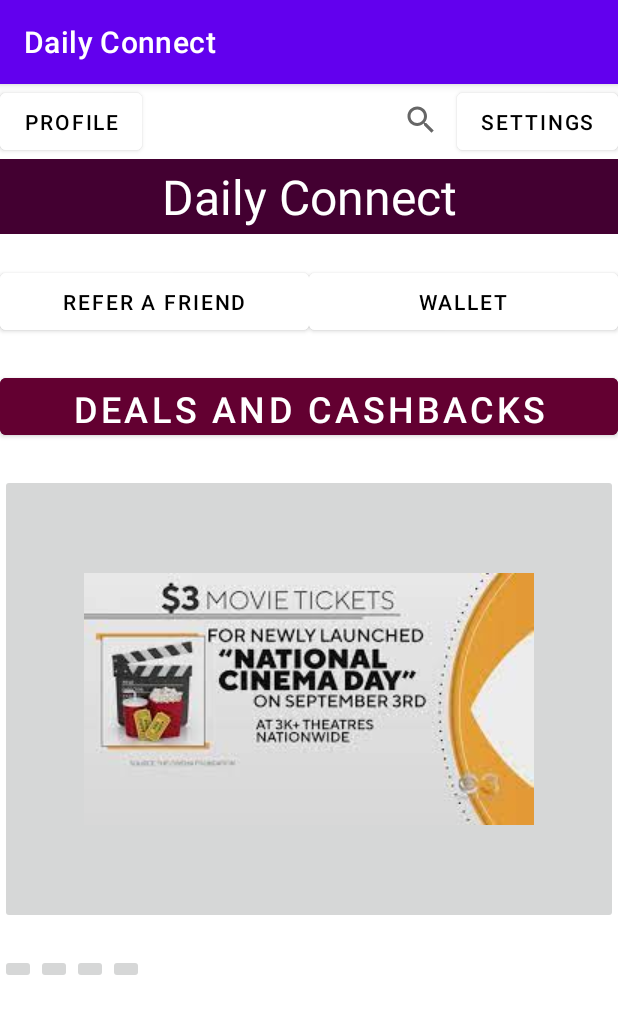
After one commit to pranavganeshvt/DailyConnect, an Android app: the HomePageActivity screen opened directly, with no data from a screen before it, on a phone screen of 412 x 824 dp. The commit adds this screen. Shown: the top 1014 px of the screen. Run offline under Robolectric (Android 15) with nearby library versions, the phone set to English and light mode, and no system bars.

Commit message:
Added the Home Page Activity

```diff
--- a/app/src/main/AndroidManifest.xml
+++ b/app/src/main/AndroidManifest.xml
@@ -11,6 +11,9 @@
         android:supportsRtl="true"
         android:theme="@style/Theme.DailyConnect"
         tools:targetApi="31">
+        <activity
+            android:name=".HomePageActivity"
+            android:exported="false" />
         <activity
             android:name=".SeatsPageActivity"
             android:exported="false" />
--- /dev/null
+++ b/app/src/main/java/com/example/dailyconnect/HomePageActivity.kt
@@ -0,0 +1,11 @@
+package com.example.dailyconnect
+
+import androidx.appcompat.app.AppCompatActivity
+import android.os.Bundle
+
+class HomePageActivity : AppCompatActivity() {
+    override fun onCreate(savedInstanceState: Bundle?) {
+        super.onCreate(savedInstanceState)
+        setContentView(R.layout.activity_home_page)
+    }
+}
--- /dev/null
+++ b/app/src/main/res/layout/activity_home_page.xml
@@ -0,0 +1,135 @@
+<?xml version="1.0" encoding="utf-8"?>
+<LinearLayout xmlns:android="http://schemas.android.com/apk/res/android"
+    xmlns:app="http://schemas.android.com/apk/res-auto"
+    xmlns:tools="http://schemas.android.com/tools"
+    android:layout_width="match_parent"
+    android:layout_height="match_parent"
+    android:orientation="vertical"
+    tools:context=".HomePageActivity">
+
+    <LinearLayout
+        android:layout_width="match_parent"
+        android:layout_height="wrap_content"
+        android:orientation="horizontal">
+
+        <Button
+            android:id="@+id/profile"
+            android:layout_width="wrap_content"
+            android:layout_height="50dp"
+            android:backgroundTint="@color/white"
+            android:text="@string/profile"
+            android:textColor="@android:color/black" />
+        <Space
+            android:layout_width="wrap_content"
+            android:layout_height="wrap_content"
+            android:layout_weight="1"/>
+
+        <SearchView
+            android:layout_width="wrap_content"
+            android:layout_height="wrap_content"/>
+
+        <Button
+            android:layout_width="wrap_content"
+            android:layout_height="50dp"
+            android:text="@string/settings"
+            android:backgroundTint="@color/white"
+            android:textColor="@android:color/black"
+            android:id="@+id/settings">
+        </Button>
+    </LinearLayout>
+
+    <TextView
+        android:id="@+id/textView"
+        android:layout_width="match_parent"
+        android:layout_height="50dp"
+        android:textAlignment="center"
+        android:background="#430031"
+        android:textColor="#FFF"
+        android:gravity="center"
+        android:textSize="32sp"
+        android:text="@string/daily_connect" />
+
+    <Space
+        android:layout_width="wrap_content"
+        android:layout_height="20dp" />
+
+    <LinearLayout
+        android:layout_width="match_parent"
+        android:layout_height="wrap_content"
+        android:orientation="horizontal">
+
+        <Button
+            android:id="@+id/login"
+            android:layout_width="206dp"
+            android:layout_height="50dp"
+            android:backgroundTint="@color/white"
+            android:text="@string/refer_a_friend"
+            android:textColor="@android:color/black" />
+
+        <Button
+            android:layout_width="206dp"
+            android:layout_height="50dp"
+            android:text="@string/wallet"
+            android:backgroundTint="@color/white"
+            android:textColor="@android:color/black"
+            android:id="@+id/signup">
+        </Button>
+    </LinearLayout>
+
+    <Space
+        android:layout_width="wrap_content"
+        android:layout_height="20dp" />
+
+    <Button
+        android:id="@+id/next"
+        android:layout_width="match_parent"
+        android:layout_height="50dp"
+        android:backgroundTint="#630031"
+        android:textColor="@android:color/white"
+        android:text="@string/deals_and_cashbacks"
+        android:layout_gravity="center"
+        android:textSize="24sp"/>
+    <Space
+        android:layout_width="wrap_content"
+        android:layout_height="20dp" />
+
+    <ImageButton
+        android:layout_width="match_parent"
+        android:layout_height="300dp"
+        app:srcCompat="@drawable/movie_adver"/>
+
+    <Space
+        android:layout_width="wrap_content"
+        android:layout_height="20dp" />
+
+    <LinearLayout
+        android:layout_width="match_parent"
+        android:layout_height="match_parent"
+        android:orientation="horizontal">
+
+        <ImageButton
+            android:id="@+id/wallet"
+            android:layout_width="wrap_content"
+            android:layout_height="wrap_content" />
+
+        <ImageButton
+            android:id="@+id/grocery"
+            android:layout_width="wrap_content"
+            android:layout_height="wrap_content"
+            />
+
+        <ImageButton
+            android:id="@+id/flightTickets"
+            android:layout_width="wrap_content"
+            android:layout_height="wrap_content"
+            />
+
+        <ImageButton
+            android:layout_width="wrap_content"
+            android:layout_height="wrap_content"
+            android:id="@+id/movieTickets" />
+
+    </LinearLayout>
+
+
+</LinearLayout>
--- a/app/src/main/res/values/strings.xml
+++ b/app/src/main/res/values/strings.xml
@@ -1,3 +1,9 @@
 <resources>
     <string name="app_name">Daily Connect</string>
+    <string name="refer_a_friend">Refer a Friend</string>
+    <string name="wallet">Wallet</string>
+    <string name="daily_connect">Daily Connect</string>
+    <string name="profile">Profile</string>
+    <string name="settings">settings</string>
+    <string name="deals_and_cashbacks">Deals and cashBacks</string>
 </resources>
```
Also changed, not shown: app/src/main/res/drawable/movie_adver.jpeg (added).
